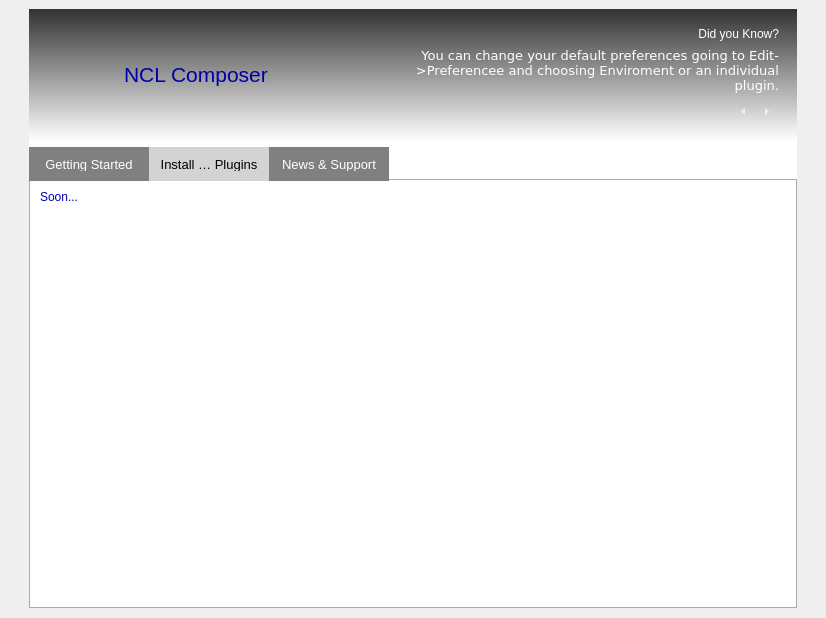
Before: the Qt Designer form composer-gui/ui/WelcomeWidget.ui in TeleMidia/nclcomposer, drawn with Qt 5.
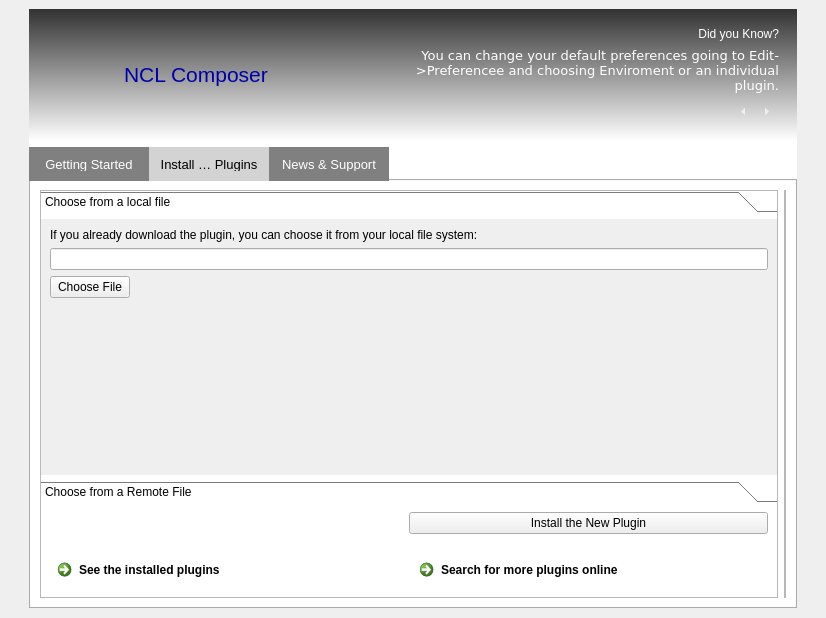
After: the same form once the commit is applied. The open tabs and pages were chosen to show the change. Icons and pictures are not drawn.

Commit message:
[gui] maint: Fill install plugins tab to WelcomeWidget.
* include/WelcomeWidget.h: Likewise.
* src/WelcomeWidget.cpp: Likewise.
* ui/WelcomeWidget.ui: Likewise.
* src/ComposerMainWindow.cpp: Fix focus after close the project.
    Show the Widget after loading the settings.

The edit to the form file:
```diff
--- a/composer-gui/ui/WelcomeWidget.ui
+++ b/composer-gui/ui/WelcomeWidget.ui
@@ -697,15 +697,194 @@
             </layout>
            </widget>
            <widget class="QWidget" name="pageInstallNewPlugins">
+            <property name="styleSheet">
+             <string notr="true">color: black;</string>
+            </property>
             <attribute name="title">
              <string>Install New Plugins</string>
             </attribute>
-            <layout class="QFormLayout" name="formLayout_4">
-             <item row="0" column="0">
-              <widget class="QLabel" name="label_9">
-               <property name="text">
-                <string>Soon...</string>
+            <layout class="QHBoxLayout" name="horizontalLayout_8">
+             <item>
+              <widget class="QFrame" name="frame_11">
+               <property name="frameShape">
+                <enum>QFrame::StyledPanel</enum>
                </property>
+               <property name="frameShadow">
+                <enum>QFrame::Raised</enum>
+               </property>
+               <layout class="QVBoxLayout" name="verticalLayout_7">
+                <property name="spacing">
+                 <number>0</number>
+                </property>
+                <property name="margin">
+                 <number>0</number>
+                </property>
+                <item>
+                 <widget class="QToolBox" name="toolBox">
+                  <property name="currentIndex">
+                   <number>0</number>
+                  </property>
+                  <widget class="QWidget" name="page">
+                   <property name="geometry">
+                    <rect>
+                     <x>0</x>
+                     <y>0</y>
+                     <width>736</width>
+                     <height>233</height>
+                    </rect>
+                   </property>
+                   <attribute name="label">
+                    <string>Choose from a local file</string>
+                   </attribute>
+                   <layout class="QFormLayout" name="formLayout_4">
+                    <item row="0" column="0" colspan="2">
+                     <widget class="QLabel" name="label_9">
+                      <property name="text">
+                       <string>If you already download the plugin, you can choose it from your local file system:</string>
+                      </property>
+                      <property name="wordWrap">
+                       <bool>true</bool>
+                      </property>
+                     </widget>
+                    </item>
+                    <item row="2" column="0">
+                     <widget class="QPushButton" name="pushButton">
+                      <property name="sizePolicy">
+                       <sizepolicy hsizetype="Minimum" vsizetype="Fixed">
+                        <horstretch>0</horstretch>
+                        <verstretch>0</verstretch>
+                       </sizepolicy>
+                      </property>
+                      <property name="text">
+                       <string>Choose File</string>
+                      </property>
+                     </widget>
+                    </item>
+                    <item row="1" column="0" colspan="2">
+                     <widget class="QLineEdit" name="lineEdit">
+                      <property name="sizePolicy">
+                       <sizepolicy hsizetype="Expanding" vsizetype="Fixed">
+                        <horstretch>0</horstretch>
+                        <verstretch>0</verstretch>
+                       </sizepolicy>
+                      </property>
+                     </widget>
+                    </item>
+                   </layout>
+                  </widget>
+                  <widget class="QWidget" name="page_2">
+                   <property name="geometry">
+                    <rect>
+                     <x>0</x>
+                     <y>0</y>
+                     <width>85</width>
+                     <height>394</height>
+                    </rect>
+                   </property>
+                   <attribute name="label">
+                    <string>Choose from a Remote File</string>
+                   </attribute>
+                   <layout class="QFormLayout" name="formLayout_5">
+                    <item row="0" column="0">
+                     <widget class="QLabel" name="label_13">
+                      <property name="text">
+                       <string>If your provider give you an URL where the plugin can be installed copy and paste this URL here:</string>
+                      </property>
+                      <property name="wordWrap">
+                       <bool>true</bool>
+                      </property>
+                     </widget>
+                    </item>
+                    <item row="1" column="0" colspan="2">
+                     <widget class="QLineEdit" name="lineEdit_2"/>
+                    </item>
+                   </layout>
+                  </widget>
+                 </widget>
+                </item>
+                <item>
+                 <widget class="QFrame" name="frame_9">
+                  <property name="frameShape">
+                   <enum>QFrame::NoFrame</enum>
+                  </property>
+                  <property name="frameShadow">
+                   <enum>QFrame::Raised</enum>
+                  </property>
+                  <layout class="QHBoxLayout" name="horizontalLayout_7">
+                   <item>
+                    <spacer name="horizontalSpacer_2">
+                     <property name="orientation">
+                      <enum>Qt::Horizontal</enum>
+                     </property>
+                     <property name="sizeHint" stdset="0">
+                      <size>
+                       <width>40</width>
+                       <height>20</height>
+                      </size>
+                     </property>
+                    </spacer>
+                   </item>
+                   <item>
+                    <widget class="QPushButton" name="pushButton_2">
+                     <property name="sizePolicy">
+                      <sizepolicy hsizetype="Expanding" vsizetype="Fixed">
+                       <horstretch>0</horstretch>
+                       <verstretch>0</verstretch>
+                      </sizepolicy>
+                     </property>
+                     <property name="text">
+                      <string>Install the New Plugin</string>
+                     </property>
+                    </widget>
+                   </item>
+                  </layout>
+                 </widget>
+                </item>
+                <item>
+                 <widget class="QFrame" name="frame_8">
+                  <property name="frameShape">
+                   <enum>QFrame::NoFrame</enum>
+                  </property>
+                  <property name="frameShadow">
+                   <enum>QFrame::Raised</enum>
+                  </property>
+                  <layout class="QHBoxLayout" name="horizontalLayout_6">
+                   <item>
+                    <widget class="QCommandLinkButton" name="commandLinkButton_2">
+                     <property name="text">
+                      <string>See the installed plugins</string>
+                     </property>
+                    </widget>
+                   </item>
+                   <item>
+                    <widget class="QCommandLinkButton" name="commandLinkButton">
+                     <property name="text">
+                      <string>Search for more plugins online</string>
+                     </property>
+                    </widget>
+                   </item>
+                  </layout>
+                 </widget>
+                </item>
+               </layout>
+              </widget>
+             </item>
+             <item>
+              <widget class="QFrame" name="frame_10">
+               <property name="frameShape">
+                <enum>QFrame::StyledPanel</enum>
+               </property>
+               <property name="frameShadow">
+                <enum>QFrame::Raised</enum>
+               </property>
+               <layout class="QVBoxLayout" name="verticalLayout_6">
+                <property name="spacing">
+                 <number>0</number>
+                </property>
+                <property name="margin">
+                 <number>0</number>
+                </property>
+               </layout>
               </widget>
              </item>
             </layout>
```
Left out of the diff: 2 changed lines with no effect on the pictures. The commit also changes 3 other files.
